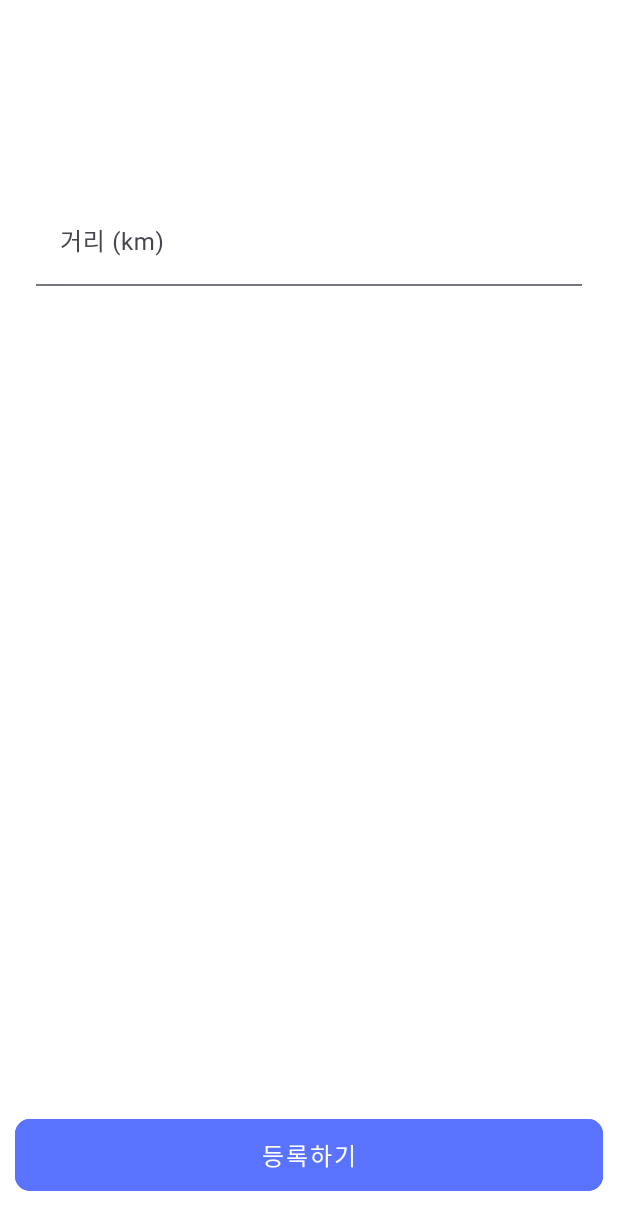
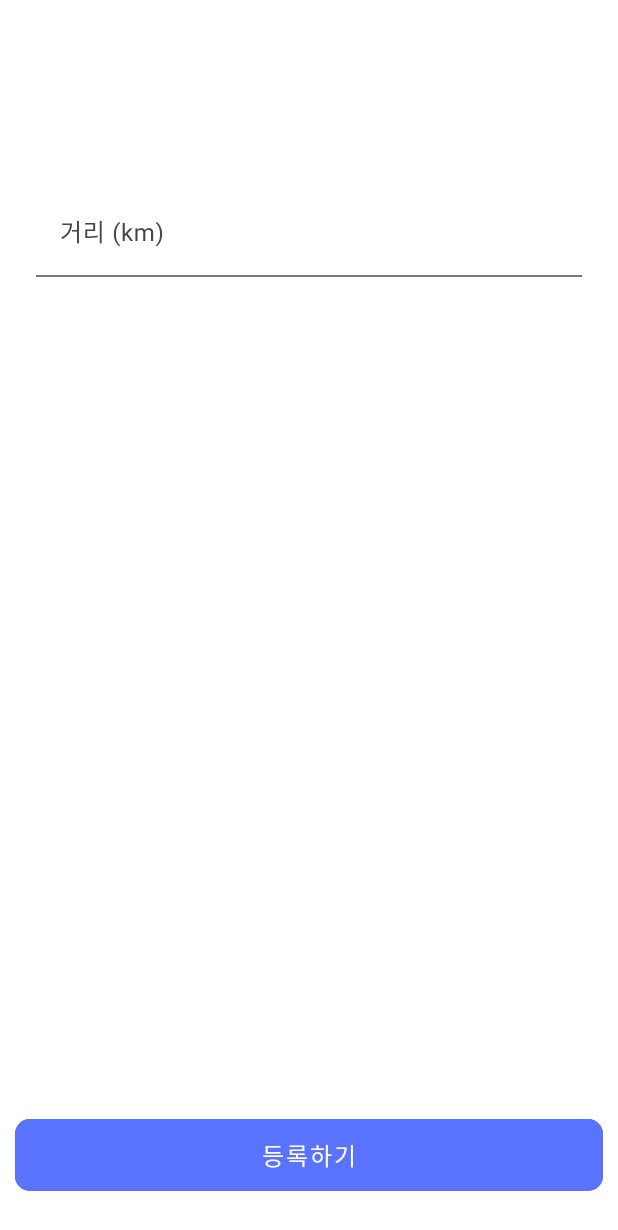
Before and after one commit to qkrwnstlr/pacemaker, an Android app: the InfoRegisterFragment screen opened through its navigation route, on a phone screen of 412 x 824 dp. Shown: the top 1230 px of the screen. Run offline under Robolectric (Android 15) with nearby library versions, the phone set to English and light mode, and no system bars.

Commit message:
[#S11P21S004-215] [FE] feat: 글자 크기 및 유형, 색상 규격화

```diff
--- a/android/presentation/src/main/res/values/colors.xml
+++ b/android/presentation/src/main/res/values/colors.xml
@@ -8,5 +8,5 @@
     <color name="fourthPrimary">#D9DFFF</color>
     <color name="fifthPrimary">#EFF2FF</color>
     <color name="reversePrimary">#FF76A0</color>
-    <color name="disable">#9F9F9F</color>
+    <color name="gray">#9F9F9F</color>
 </resources>
--- a/android/presentation/src/main/res/values/dimens.xml
+++ b/android/presentation/src/main/res/values/dimens.xml
@@ -3,6 +3,7 @@
 
     <dimen name="text_36">36sp</dimen>
     <dimen name="text_30">30sp</dimen>
+    <dimen name="text_26">26sp</dimen>
     <dimen name="text_24">24sp</dimen>
     <dimen name="text_18">18sp</dimen>
     <dimen name="text_16">16sp</dimen>
@@ -12,12 +13,13 @@
     <dimen name="margin_30">30dp</dimen>
     <dimen name="margin_10">10dp</dimen>
 
-    <dimen name="padding_36">36sp</dimen>
-    <dimen name="padding_24">24sp</dimen>
-    <dimen name="padding_18">18sp</dimen>
-    <dimen name="padding_16">16sp</dimen>
-    <dimen name="padding_14">14sp</dimen>
-    <dimen name="padding_10">10sp</dimen>
+    <dimen name="padding_48">48dp</dimen>
+    <dimen name="padding_36">36dp</dimen>
+    <dimen name="padding_24">24dp</dimen>
+    <dimen name="padding_18">18dp</dimen>
+    <dimen name="padding_16">16dp</dimen>
+    <dimen name="padding_14">14dp</dimen>
+    <dimen name="padding_10">10dp</dimen>
 
     <dimen name="image_196">196dp</dimen>
 </resources>
--- a/android/presentation/src/main/res/values/strings.xml
+++ b/android/presentation/src/main/res/values/strings.xml
@@ -17,4 +17,5 @@
     <string name="how_often_run">평소에 얼마나 뛰시나요?</string>
     <string name="mean_cadence">평균 케이던스</string>
     <string name="mean_pace">평균 페이스 (분,초)</string>
+    <string name="_1_4">(1/4)</string>
 </resources>
--- a/android/presentation/src/main/res/values/styles.xml
+++ b/android/presentation/src/main/res/values/styles.xml
@@ -16,7 +16,7 @@
     </style>
 
     <style name="TitleText" parent="">
-        <item name="android:textSize">@dimen/text_30</item>
+        <item name="android:textSize">@dimen/text_26</item>
         <item name="android:textStyle">bold</item>
     </style>
 
```
